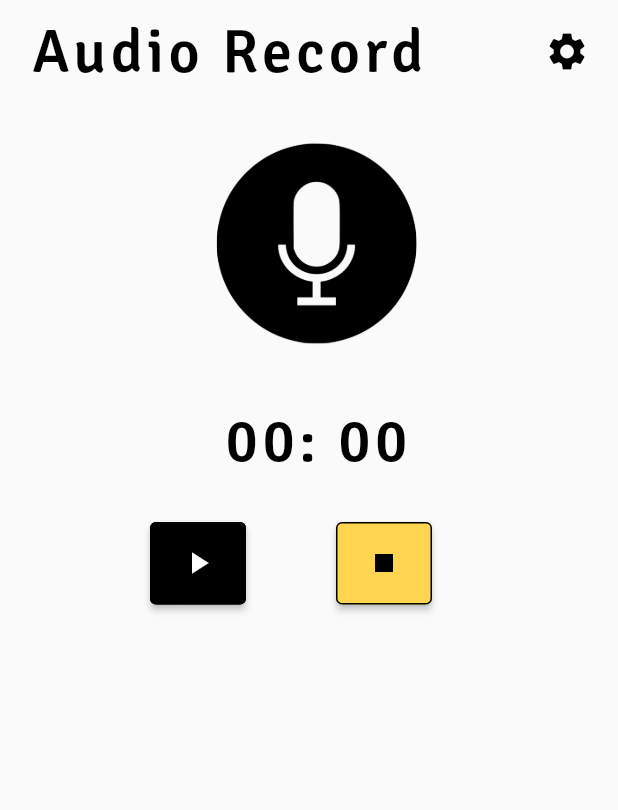
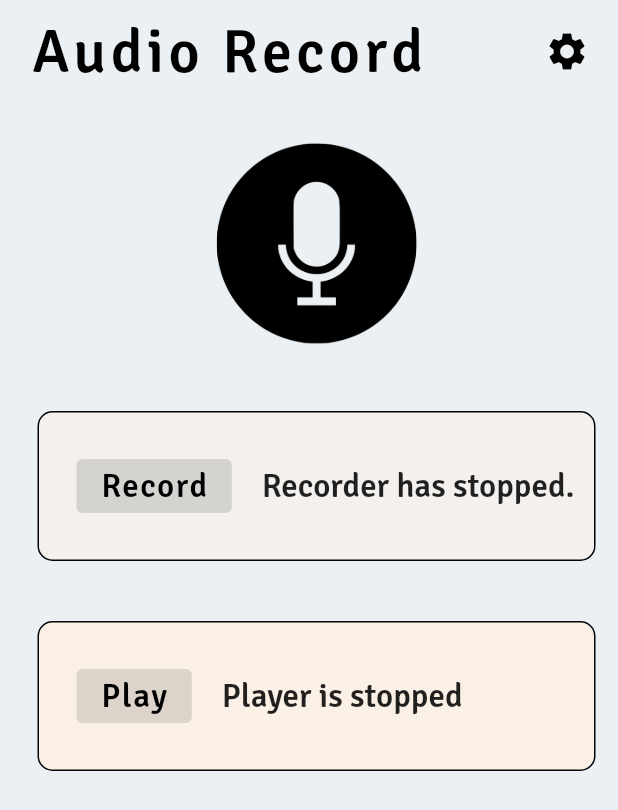
Before and after one commit to ushifali/Protket, a Flutter app: the Audio_Record screen opened directly, on a phone screen of 412 x 824 dp. Shown: the top 810 px of the screen. Run offline on Flutter 3.47's test engine with Material 2 defaults, Android fonts, the phone set to English and light mode, and no system bars; our stand-ins replace firebase_auth, firebase_core, geolocator, google_maps_flutter, google_sign_in, lite_rolling_switch and 1 more; missing offline and left inert: audio_session, flutter_sound, fluttercontactpicker; accounts and stored records are empty; statements that could not run were skipped.

Commit message:
added audio file

```diff
--- a/lib/on_login_pages/Audio_Record.dart
+++ b/lib/on_login_pages/Audio_Record.dart
@@ -1,16 +1,176 @@
 import 'package:flutter/material.dart';
 import 'package:protekt/on_login_pages/settings.dart';
+import 'dart:async';
+import 'dart:io';
+import 'package:audio_session/audio_session.dart';
+import 'package:flutter_sound/flutter_sound.dart';
+import 'package:path_provider/path_provider.dart';
+import 'package:permission_handler/permission_handler.dart';
 
-class Audio_Record extends StatelessWidget {
-  const Audio_Record({Key? key}) : super(key: key);
+const int tSampleRate = 44000;
+typedef _Fn = void Function();
+
+class Audio_Record extends StatefulWidget {
+  @override
+  _RecordToStreamExampleState createState() => _RecordToStreamExampleState();
+}
+
+class _RecordToStreamExampleState extends State<Audio_Record> {
+  FlutterSoundPlayer? _mPlayer = FlutterSoundPlayer();
+  FlutterSoundRecorder? _mRecorder = FlutterSoundRecorder();
+  bool _mPlayerIsInited = false;
+  bool _mRecorderIsInited = false;
+  bool _mplaybackReady = false;
+  String? _mPath;
+  StreamSubscription? _mRecordingDataSubscription;
+
+  get child => null;
+
+  Future<void> _openRecorder() async {
+    var status = await Permission.microphone.request();
+    if (status != PermissionStatus.granted) {
+      throw RecordingPermissionException('Microphone permission not granted');
+    }
+    await _mRecorder!.openRecorder();
+
+    final session = await AudioSession.instance;
+    await session.configure(AudioSessionConfiguration(
+      avAudioSessionCategory: AVAudioSessionCategory.playAndRecord,
+      avAudioSessionCategoryOptions:
+          AVAudioSessionCategoryOptions.allowBluetooth |
+              AVAudioSessionCategoryOptions.defaultToSpeaker,
+      avAudioSessionMode: AVAudioSessionMode.spokenAudio,
+      avAudioSessionRouteSharingPolicy:
+          AVAudioSessionRouteSharingPolicy.defaultPolicy,
+      avAudioSessionSetActiveOptions: AVAudioSessionSetActiveOptions.none,
+      androidAudioAttributes: const AndroidAudioAttributes(
+        contentType: AndroidAudioContentType.speech,
+        flags: AndroidAudioFlags.none,
+        usage: AndroidAudioUsage.voiceCommunication,
+      ),
+      androidAudioFocusGainType: AndroidAudioFocusGainType.gain,
+      androidWillPauseWhenDucked: true,
+    ));
+
+    setState(() {
+      _mRecorderIsInited = true;
+    });
+  }
+
+  @override
+  void initState() {
+    super.initState();
+    // Be careful : openAudioSession return a Future.
+    // Do not access your FlutterSoundPlayer or FlutterSoundRecorder before the completion of the Future
+    _mPlayer!.openPlayer().then((value) {
+      setState(() {
+        _mPlayerIsInited = true;
+      });
+    });
+    _openRecorder();
+  }
+
+  @override
+  void dispose() {
+    stopPlayer();
+    _mPlayer!.closePlayer();
+    _mPlayer = null;
+
+    stopRecorder();
+    _mRecorder!.closeRecorder();
+    _mRecorder = null;
+    super.dispose();
+  }
+
+  Future<IOSink> createFile() async {
+    var tempDir = await getTemporaryDirectory();
+    _mPath = '${tempDir.path}/flutter_sound_example.pcm';
+    var outputFile = File(_mPath!);
+    if (outputFile.existsSync()) {
+      await outputFile.delete();
+    }
+    return outputFile.openWrite();
+  }
+
+  // ----------------------  Here is the code to record to a Stream ------------
+
+  Future<void> record() async {
+    assert(_mRecorderIsInited && _mPlayer!.isStopped);
+    var sink = await createFile();
+    var recordingDataController = StreamController<Food>();
+    _mRecordingDataSubscription =
+        recordingDataController.stream.listen((buffer) {
+      if (buffer is FoodData) {
+        sink.add(buffer.data!);
+      }
+    });
+    await _mRecorder!.startRecorder(
+      toStream: recordingDataController.sink,
+      codec: Codec.pcm16,
+      numChannels: 1,
+      sampleRate: tSampleRate,
+    );
+    setState(() {});
+  }
+  // --------------------- (it was very simple, wasn't it ?) -------------------
+
+  Future<void> stopRecorder() async {
+    await _mRecorder!.stopRecorder();
+    if (_mRecordingDataSubscription != null) {
+      await _mRecordingDataSubscription!.cancel();
+      _mRecordingDataSubscription = null;
+    }
+    _mplaybackReady = true;
+  }
+
+  _Fn? getRecorderFn() {
+    if (!_mRecorderIsInited || !_mPlayer!.isStopped) {
+      return null;
+    }
+    return _mRecorder!.isStopped
+        ? record
+        : () {
+            stopRecorder().then((value) => setState(() {}));
+          };
+  }
+
+  void play() async {
+    assert(_mPlayerIsInited &&
+        _mplaybackReady &&
+        _mRecorder!.isStopped &&
+        _mPlayer!.isStopped);
+    await _mPlayer!.startPlayer(
+        fromURI: _mPath,
+        sampleRate: tSampleRate,
+        codec: Codec.pcm16,
+        numChannels: 1,
+        whenFinished: () {
+          setState(() {});
+        }); // The readability of Dart is very special :-(
+    setState(() {});
+  }
+
+  Future<void> stopPlayer() async {
+    await _mPlayer!.stopPlayer();
+  }
+
+  _Fn? getPlaybackFn() {
+    if (!_mPlayerIsInited || !_mplaybackReady || !_mRecorder!.isStopped) {
+      return null;
+    }
+    return _mPlayer!.isStopped
+        ? play
+        : () {
+            stopPlayer().then((value) => setState(() {}));
+          };
+  }
+
+  // ----------------------------------------------------------------------------------------------------------------------
 
   @override
   Widget build(BuildContext context) {
-    return Scaffold(
-      body: SafeArea(
-        child: SingleChildScrollView(
-          padding: EdgeInsets.fromLTRB(20, 10, 10, 10),
-          child: Column(
+    Widget makeBody() {
+      return Column(
         children: [
           Stack(
             children: [
@@ -22,13 +182,7 @@ class Audio_Record extends StatelessWidget {
                       Icons.settings,
                       color: Colors.black,
                     ),
-                        onPressed: () {
-                          Navigator.push(
-                            context,
-                            MaterialPageRoute(
-                                builder: (context) => SettingsPage()),
-                          );
-                        },
+                    onPressed: () {},
                   )),
               Align(
                 alignment: Alignment.bottomLeft,
@@ -55,69 +209,107 @@ class Audio_Record extends StatelessWidget {
           SizedBox(
             height: 30,
           ),
-
-              Align(
+          Container(
+            margin: const EdgeInsets.all(5),
+            padding: const EdgeInsets.all(25),
+            height: 100,
+            width: double.infinity,
             alignment: Alignment.center,
-                child: Text(
-                  '00: 00',
-                  style: TextStyle(
-                    color: Colors.black,
-                    fontSize: 40.0,
-                    fontWeight: FontWeight.w600,
-                    fontFamily: 'SignikaNegative',
-                    letterSpacing: 3.0,
+            decoration: BoxDecoration(
+              borderRadius: BorderRadius.circular(10),
+              color: Color.fromARGB(255, 243, 240, 237),
+              border: Border.all(
+                color: Color.fromARGB(255, 1, 2, 9),
+                width: 1,
               ),
             ),
+            child: Row(children: [
+              ElevatedButton(
+                onPressed: getRecorderFn(),
+                //color: Colors.white,
+                //disabledColor: Colors.grey,
+                child: Text(
+                  _mRecorder!.isRecording ? 'Stop' : 'Record',
+                  style: TextStyle(color: Colors.black),
                 ),
-
+                style: ElevatedButton.styleFrom(
+                    primary: Colors.amber,
+                    textStyle: TextStyle(
+                        fontSize: 22,
+                        fontFamily: 'SignikaNegative',
+                        letterSpacing: 1)),
+              ),
+              SizedBox(
+                width: 20,
+              ),
+              Text(
+                _mRecorder!.isRecording
+                    ? 'Recording in progress'
+                    : 'Recorder has stopped.',
+                style: TextStyle(
+                  fontFamily: 'SignikaNegative',
+                  fontSize: 22,
+                ),
+              ),
+            ]),
+          ),
           SizedBox(
             height: 30,
           ),
-
-              Row(children: [
-                SizedBox(
-                  width: 80,
+          Container(
+            margin: const EdgeInsets.all(5),
+            padding: const EdgeInsets.all(25),
+            height: 100,
+            width: double.infinity,
+            alignment: Alignment.center,
+            decoration: BoxDecoration(
+              borderRadius: BorderRadius.circular(10),
+              color: Color(0xFFFAF0E6),
+              border: Border.all(
+                color: Color.fromARGB(255, 5, 6, 9),
+                width: 1,
               ),
+            ),
+            child: Row(children: [
               ElevatedButton(
-                  onPressed: () {},
-                  child: Icon(Icons.play_arrow),
+                onPressed: getPlaybackFn(),
+                //color: Colors.white,
+                //disabledColor: Colors.grey,
+                child: Text(
+                  _mPlayer!.isPlaying ? 'Stop' : 'Play',
+                  style: TextStyle(color: Colors.black),
+                ),
                 style: ElevatedButton.styleFrom(
-                      primary: Colors.black,
-                      fixedSize: const Size(60, 55),
-                      side: BorderSide(color: Colors.black),
-                      //do not give padding buttons wont be of same size
-                      // padding: EdgeInsets.symmetric(horizontal: 80, vertical: 15),
+                    primary: Colors.amber,
                     textStyle: TextStyle(
                         fontSize: 22,
                         fontFamily: 'SignikaNegative',
-                        //fontWeight: FontWeight.bold
-                      )),
+                        letterSpacing: 1)),
               ),
               SizedBox(
-                  width: 60,
+                width: 20,
               ),
-                ElevatedButton(
-                  onPressed: () {
-
-                  },
-                  child: Icon(Icons.stop, color: Colors.black),
-                  style: ElevatedButton.styleFrom(
-                      primary: Colors.amber[300],
-                      fixedSize: const Size(60, 55),
-                      side: BorderSide(color: Colors.black),
-                      //do not give padding buttons wont be of same size
-                      // padding: EdgeInsets.symmetric(horizontal: 80, vertical: 15),
-                      textStyle: TextStyle(
+              Text(
+                _mPlayer!.isPlaying
+                    ? 'Playback in progress'
+                    : 'Player is stopped',
+                style: TextStyle(
+                  fontFamily: 'SignikaNegative',
                   fontSize: 22,
-                        fontFamily: 'SignikaNegative',
-                        //fontWeight: FontWeight.bold
-                      )),
-                ),
-              ])
-            ],
                 ),
               ),
+            ]),
           ),
+        ],
+      );
+    }
+
+    return Scaffold(
+      backgroundColor: Color.fromARGB(255, 235, 240, 244),
+      body: SafeArea(
+          child: SingleChildScrollView(
+              padding: const EdgeInsets.fromLTRB(20, 10, 10, 10),
+              child: makeBody())),
     );
   }
 }
--- a/pubspec.yaml
+++ b/pubspec.yaml
@@ -47,9 +47,10 @@ dependencies:
   fluttertoast: ^8.0.9
   fluttercontactpicker: ^4.7.0
   url_launcher: ^6.1.2
-  geocoder2: ^1.1.2
-  geocode: ^1.0.1
   shared_preferences: ^2.0.15
+  path_provider: ^2.0.10
+  audio_session: ^0.1.7
+  flutter_sound: ^9.2.13
 
 
 dev_dependencies:
```
Also changed, not shown: lib/on_login_pages/Send_location.dart (+0 -18 lines), pubspec.lock. Lines whose indentation alone changed are shown as unchanged.
